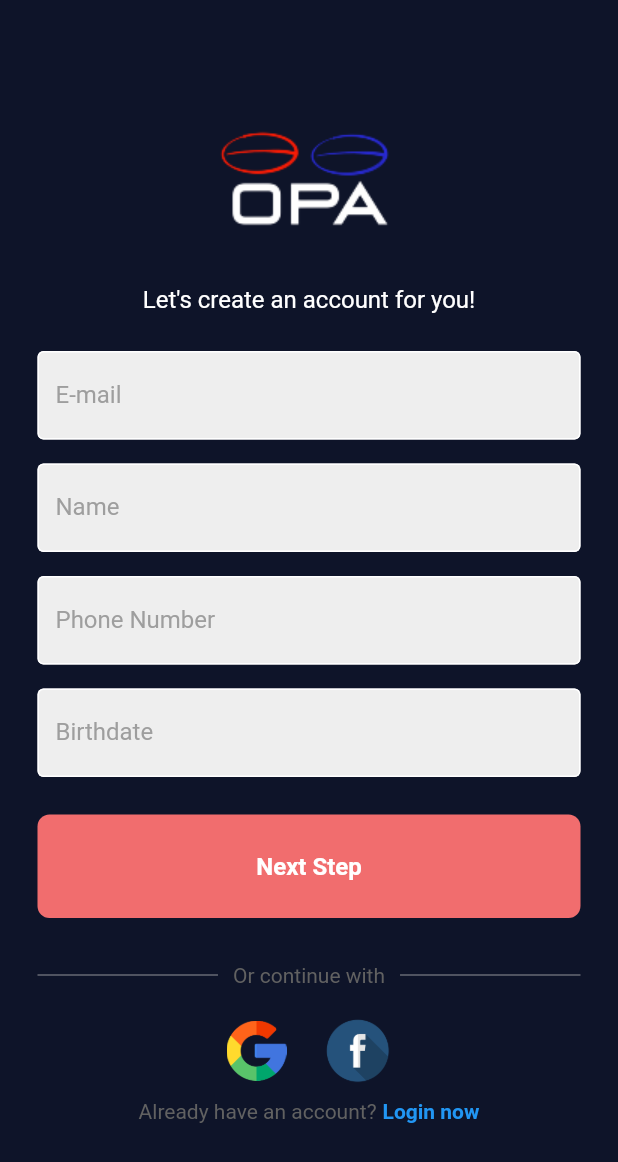
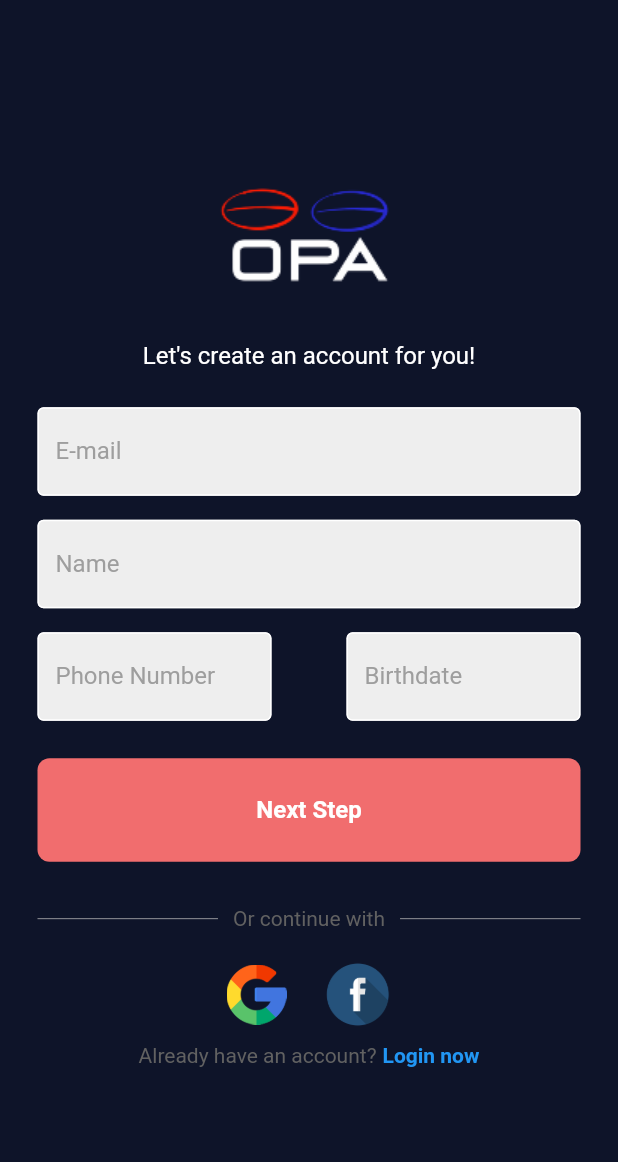
Before and after one commit to ederbiason/flutter_aplication, a Flutter app: the RegisterPage screen opened directly with empty values, on a phone screen of 412 x 824 dp. Shown: the top 1162 px of the screen. Run offline on Flutter 3.47's test engine with Material 2 defaults, Android fonts, the phone set to English and light mode, and no system bars; our stand-ins replace firebase_auth, firebase_core, flutter_map, google_sign_in, latlong2, mask_text_input_formatter; accounts and stored records are empty.

Commit message:
style: changed form style

```diff
--- a/lib/pages/home_page.dart
+++ b/lib/pages/home_page.dart
@@ -46,6 +46,11 @@ class _HomePageState extends State<HomePage> {
             ListTile(
               leading: Icon(Icons.home),
               title: Text('Home'),
+              onTap: () {},
+            ),
+            ListTile(
+              leading: Icon(Icons.report_gmailerrorred),
+              title: Text('Denúncias'),
               onTap: () {},
             ),
             ListTile(
--- a/lib/pages/register_page.dart
+++ b/lib/pages/register_page.dart
@@ -109,7 +109,10 @@ class _RegisterPageState extends State<RegisterPage> {
                     },
                   ),
                   SizedBox(height: 16),
-                  MyTextField(
+                  Row(
+                    children: [
+                      Expanded(
+                        child: MyTextField(
                           controller: phoneNumberController,
                           obscureText: false,
                           keyboardType: TextInputType.phone,
@@ -125,8 +128,9 @@ class _RegisterPageState extends State<RegisterPage> {
                             return null;
                           },
                         ),
-                  SizedBox(height: 16),
-                  MyTextField(
+                      ),
+                      Expanded(
+                        child: MyTextField(
                           controller: birthdateController,
                           obscureText: false,
                           keyboardType: TextInputType.datetime,
@@ -141,6 +145,9 @@ class _RegisterPageState extends State<RegisterPage> {
                             }
                             return null;
                           },
+                        ),
+                      )
+                    ],
                   ),
                   SizedBox(
                     height: 25,
```
Also changed, not shown: lib/pages/create_report_page.dart (+7 -1 lines). Lines whose indentation alone changed are shown as unchanged.
